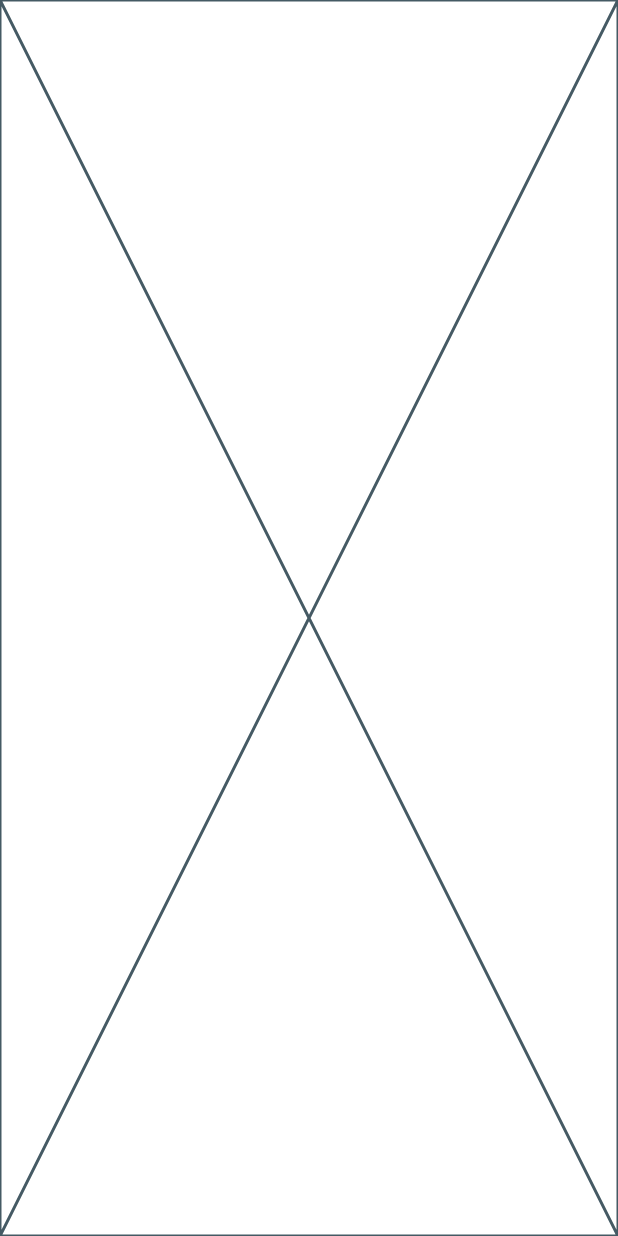
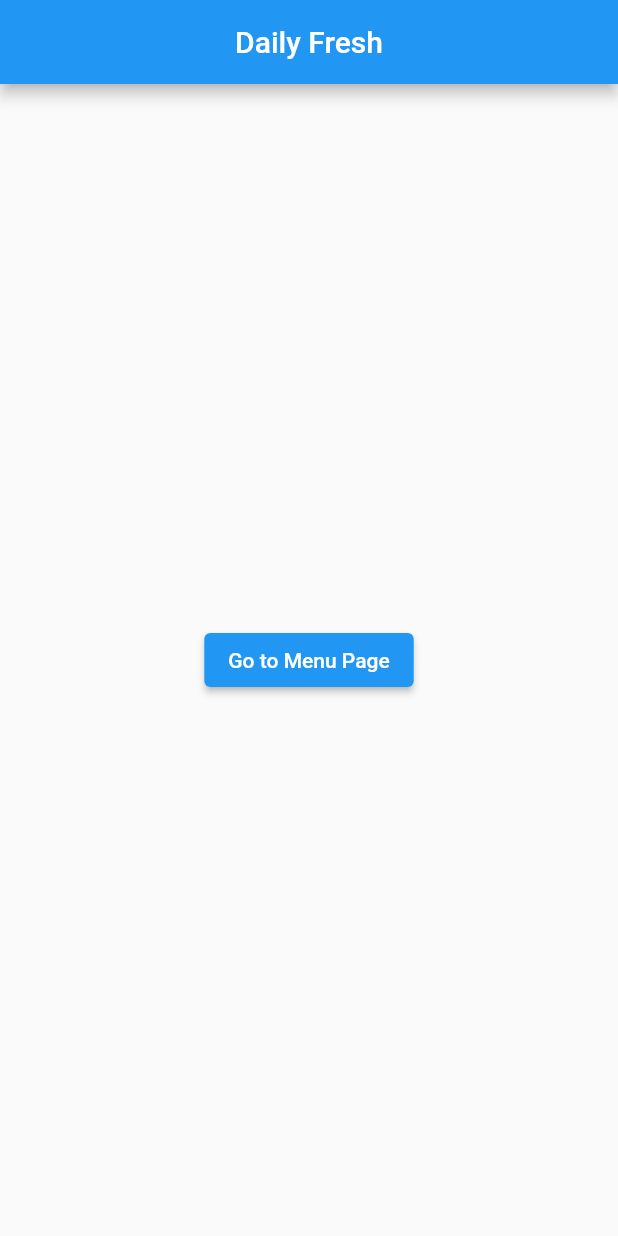
Before and after one commit to S69n250w/flutter_David-Christian-Hui, a Flutter app: the screen it shows after launch, on a phone screen of 412 x 824 dp. Run offline on Flutter 3.47's test engine with Material 2 defaults, Android fonts, the phone set to English and light mode, and no system bars.

Commit message:
Update tugas Mini Project
menambahkan halaman home dan menu

```diff
--- a/Mini Project/praktikum/david_c_mini/lib/home_page.dart
+++ b/Mini Project/praktikum/david_c_mini/lib/home_page.dart
@@ -1,3 +1,4 @@
+import 'package:david_c_mini/menu_page.dart';
 import 'package:flutter/material.dart';
 
 class MyHomePage extends StatefulWidget {
@@ -10,6 +11,19 @@ class MyHomePage extends StatefulWidget {
 class _MyHomePageState extends State<MyHomePage> {
   @override
   Widget build(BuildContext context) {
-    return const Placeholder();
+    return Scaffold(
+      appBar: AppBar(
+        title: Text("Daily Fresh"),
+        centerTitle: true,
+      ),
+      body: Center(
+        child: ElevatedButton(
+          onPressed: () {
+          Navigator.of(context).push(MaterialPageRoute(builder: (_) => const MenuPage()));
+          },
+          child: Text("Go to Menu Page")
+        ),
+      ),
+    );
   }
 }
--- a/Mini Project/praktikum/david_c_mini/lib/main.dart
+++ b/Mini Project/praktikum/david_c_mini/lib/main.dart
@@ -8,17 +8,12 @@ void main() {
 class MyApp extends StatelessWidget {
   const MyApp({super.key});
 
-  // This widget is the root of your application.
   @override
   Widget build(BuildContext context) {
-    return MaterialApp(
+    return const MaterialApp(
+      debugShowCheckedModeBanner: false,
       title: 'Flutter Demo',
-      theme: ThemeData(
-
-        colorScheme: ColorScheme.fromSeed(seedColor: Colors.deepPurple),
-        useMaterial3: true,
-      ),
-      home: const MyHomePage(),
+      home: MyHomePage(),
     );
   }
 }
```
Also changed, not shown: Mini Project/praktikum/david_c_mini/lib/menu_page.dart (added, +19 -0 lines).
